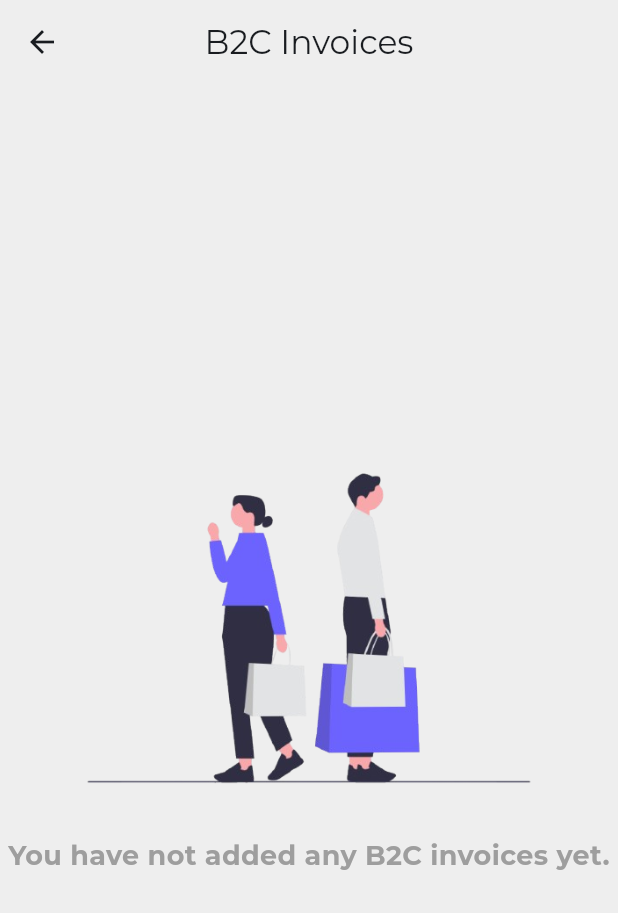
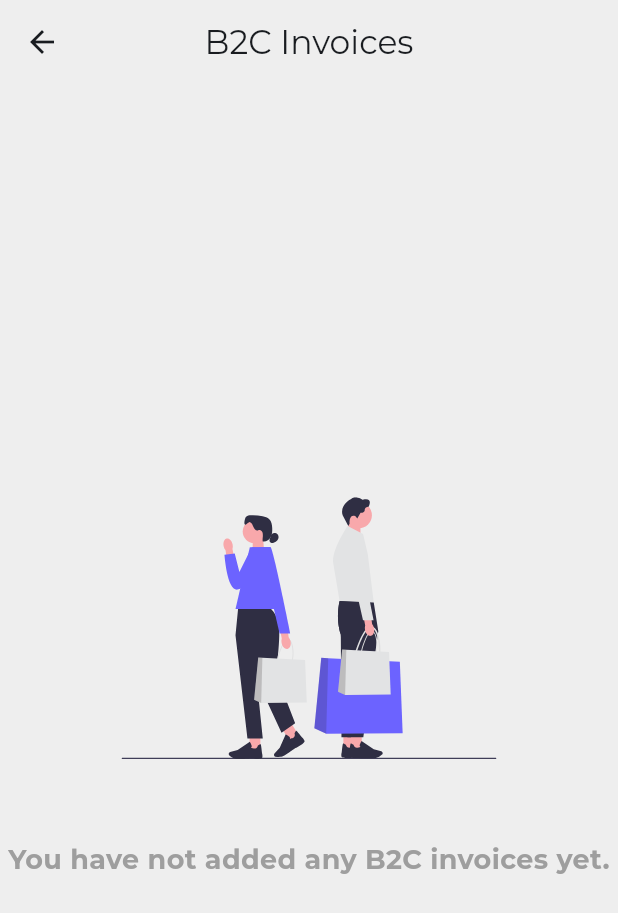
Before and after one commit to anas4519/invoice-genie, a Flutter app: the B2CScreen screen opened directly, on a phone screen of 412 x 824 dp. Shown: the top 913 px of the screen. Run offline on Flutter 3.47's test engine with Material 3 defaults, Android fonts, the phone set to English and light mode, and no system bars; our stand-ins replace file_picker, flutter_svg, font_awesome_flutter, google_fonts, google_generative_ai, google_nav_bar and 5 more; missing offline and left inert: cunning_document_scanner, easy_pdf_viewer, google_mlkit_text_recognition, syncfusion_flutter_pdf; accounts and stored records are empty.

Commit message:
better images

```diff
--- a/lib/screens/b2c_screen.dart
+++ b/lib/screens/b2c_screen.dart
@@ -1,5 +1,6 @@
 import 'package:flutter/cupertino.dart';
 import 'package:flutter/material.dart';
+import 'package:flutter_svg/svg.dart';
 import 'package:invoice_scanner/screens/digital_invoice.dart';
 import 'package:invoice_scanner/services/database_service.dart';
 import 'package:invoice_scanner/widgets/digital_invoice_row.dart';
@@ -56,7 +57,7 @@ class _B2CScreenState extends State<B2CScreen> {
     var invoices = await dbService.getInvoices();
     invoices = invoices.where((invoice) => invoice['b2b'] == 0).toList();
     setState(() {
-      _invoices = invoices;
+      // _invoices = invoices;
       isLoading = false;
     });
   }
@@ -78,9 +79,10 @@ class _B2CScreenState extends State<B2CScreen> {
                       child: Column(
                         mainAxisAlignment: MainAxisAlignment.center,
                         children: [
-                          Image.asset(
-                              'assets/images/undraw_shopping-bags_nfsf-removebg-preview.png',
-                              width: screenWidth * 0.85),
+                          SvgPicture.asset('assets/images/b2cimage.svg', fit: BoxFit.contain,
+                          width: 250,
+                          height: 250,
+                          ),
                           SizedBox(
                             height: screenHeight * 0.02,
                           ),
```
Also changed, not shown: lib/screens/b2b_screen.dart (+6 -4 lines), lib/screens/home_screen.dart (+11 -1 lines), lib/screens/scan_screen.dart (+18 -7 lines), pubspec.yaml (+11 -0 lines), assets/icons/launcher_icon.png (added), assets/images/Group 2@2x.png (deleted), assets/images/b2bimage.svg (added), assets/images/b2cimage.svg (added), assets/images/obs1.png (deleted), assets/images/scanScreen.svg (added), assets/images/undraw_factory_4d61-removebg-preview.png (deleted), assets/images/undraw_my-files_yynz-removebg-preview.png (deleted), assets/images/undraw_shopping-bags_nfsf-removebg-preview.png (deleted), pubspec.lock, 36 other files.
